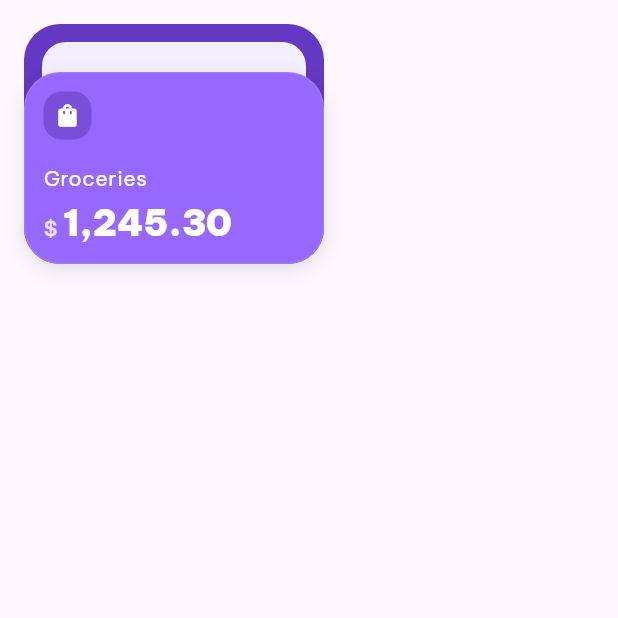
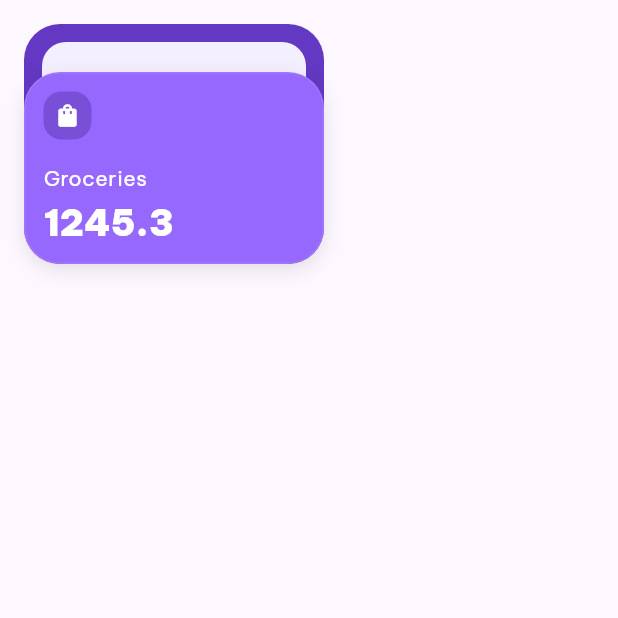
Before and after one commit to manhweird20112000/flutter-codebase, a Flutter app: the screen it shows after launch, on a phone screen of 412 x 824 dp, the top half of it. Run offline on Flutter 3.47's test engine with Material 3 defaults, Android fonts, the phone set to English and light mode, and no system bars; our stand-ins replace flutter_riverpod, go_router, google_fonts.

Commit message:
feat: update widget deck

```diff
--- a/lib/core/widgets/deck_widget.dart
+++ b/lib/core/widgets/deck_widget.dart
@@ -3,9 +3,9 @@ import 'package:flutter_codebase/core/theme/app_radius.dart';
 import 'package:flutter_codebase/core/theme/app_spacing.dart';
 import 'package:flutter_codebase/core/theme/app_typography.dart';
 
-// #9768FE
 class DeckWidget extends StatelessWidget {
-  const DeckWidget({super.key});
+  final Deck deck;
+  const DeckWidget({super.key, required this.deck});
 
   @override
   Widget build(BuildContext context) {
@@ -76,7 +76,7 @@ class DeckWidget extends StatelessWidget {
                   Text(
                     maxLines: 1,
                     overflow: TextOverflow.ellipsis,
-                    'Groceries',
+                    deck.title,
                     style: AppTypography.textTheme.bodyMedium?.copyWith(
                       color: Colors.white,
                     ),
@@ -85,15 +85,15 @@ class DeckWidget extends StatelessWidget {
                   RichText(
                     text: TextSpan(
                       children: [
+                        // TextSpan(
+                        //   text: r'$ ',
+                        //   style: AppTypography.textTheme.bodyMedium?.copyWith(
+                        //     color: Colors.white.withOpacity(0.8),
+                        //     fontWeight: FontWeight.w600,
+                        //   ),
+                        // ),
                         TextSpan(
-                          text: r'$ ',
-                          style: AppTypography.textTheme.bodyMedium?.copyWith(
-                            color: Colors.white.withOpacity(0.8),
-                            fontWeight: FontWeight.w600,
-                          ),
-                        ),
-                        TextSpan(
-                          text: '1,245.30',
+                          text: deck.amount.toString(),
                           style: AppTypography.textTheme.headlineSmall
                               ?.copyWith(
                                 color: Colors.white,
@@ -112,3 +112,10 @@ class DeckWidget extends StatelessWidget {
     );
   }
 }
+
+class Deck {
+  final String title;
+  final double amount;
+
+  const Deck({required this.title, this.amount = 0.0});
+}
--- a/lib/features/home/presentation/views/home_view.dart
+++ b/lib/features/home/presentation/views/home_view.dart
@@ -12,7 +12,7 @@ class HomeView extends ConsumerWidget {
       body: SafeArea(
         child: Padding(
           padding: const EdgeInsets.all(AppSpacing.md),
-          child: DeckWidget(),
+          child: DeckWidget(deck: Deck(title: 'Groceries', amount: 1245.30)),
         ),
       ),
     );
```
